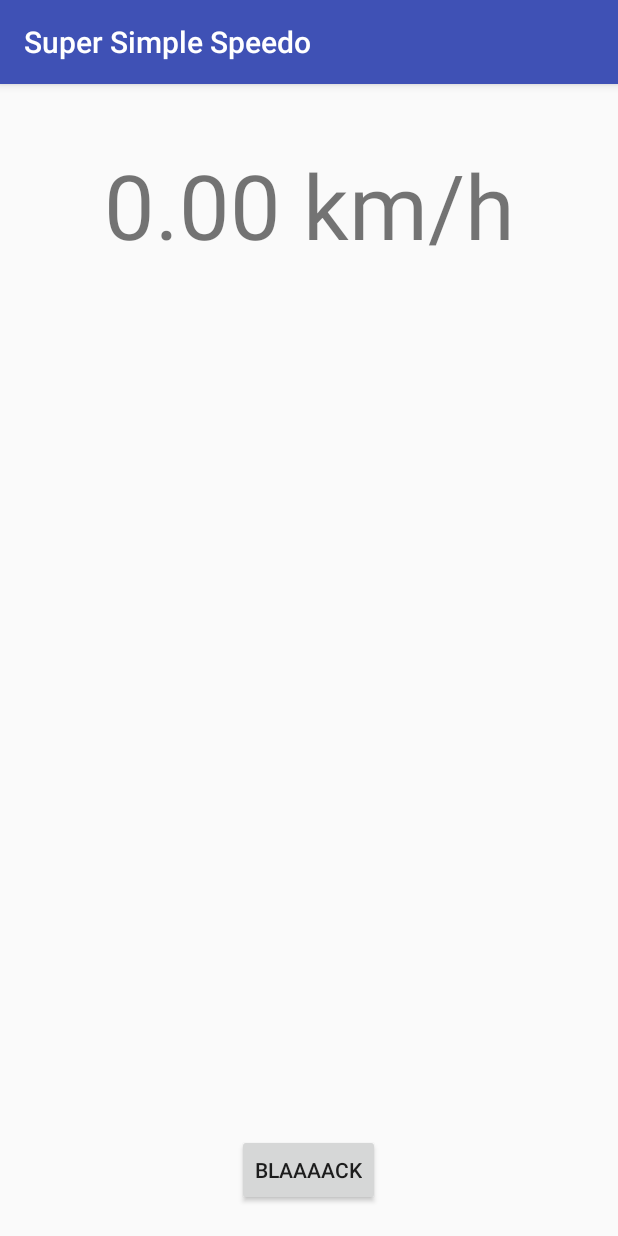
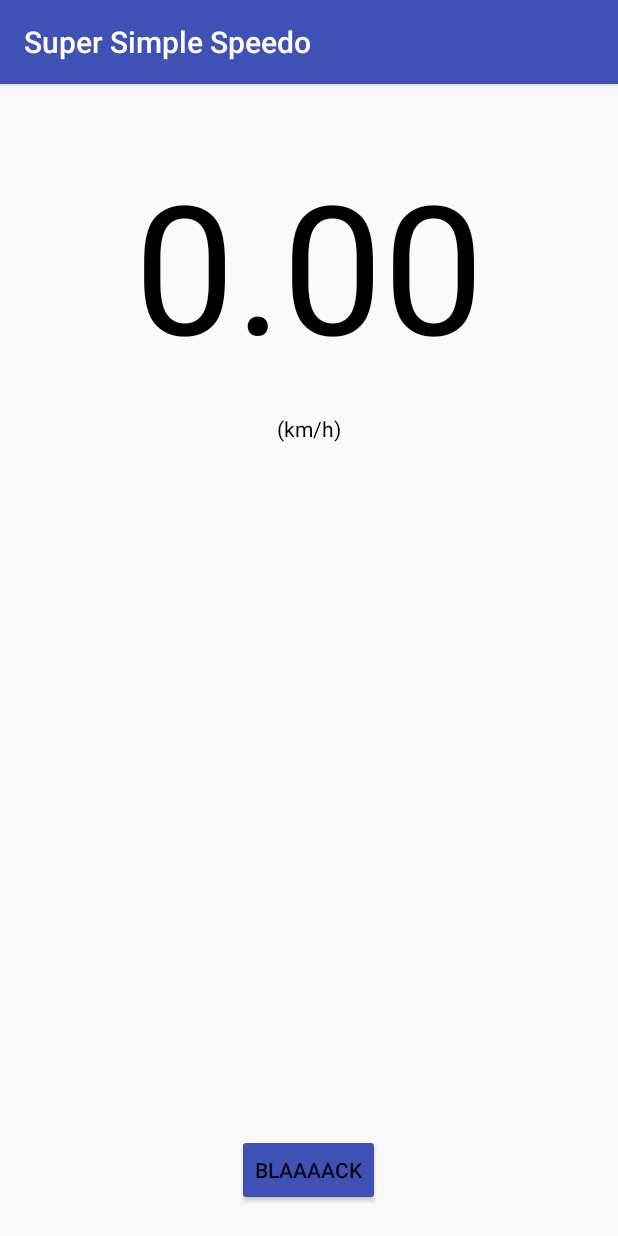
Before and after one commit to aidandavis/SimpleSpeedometer, an Android app: the screen it shows after launch (MainActivity), on a phone screen of 412 x 824 dp. Run offline under Robolectric (Android 15) with nearby library versions, the phone set to English and light mode, and no system bars.

Commit message:
Changes to UX (speed now shows 0 if not enough points to calculate)

```diff
--- a/app/src/main/java/com/aidandavisdev/aidandavis/simplespeedo/MainActivity.kt
+++ b/app/src/main/java/com/aidandavisdev/aidandavis/simplespeedo/MainActivity.kt
@@ -57,6 +57,6 @@ class MainActivity : AppCompatActivity() {
 
     private fun updateSpeedDisplay() {
         val speed = speedTracker!!.speedKMH
-        speedText!!.text = "%.2f".format(speed) + " km/h"
+        speedText!!.text = "%.2f".format(speed)
     }
 }
--- a/app/src/main/java/com/aidandavisdev/aidandavis/simplespeedo/SpeedTracker.kt
+++ b/app/src/main/java/com/aidandavisdev/aidandavis/simplespeedo/SpeedTracker.kt
@@ -24,7 +24,7 @@ class SpeedTracker(private val mContext: Context) : LocationListener {
         get() = speed * 3.6
 
     private var locationBuffer: ArrayList<Location> = ArrayList()
-    private val BUFFER_TIME = 5000 // 2 seconds of points in buffer
+    private val BUFFER_TIME = 2500 // 2 seconds of points in buffer
 
     fun startTracking() {
         if (!isTracking) {
@@ -59,6 +59,8 @@ class SpeedTracker(private val mContext: Context) : LocationListener {
                 val time = (locationBuffer.last().time - locationBuffer.first().time)/1000 // seconds
 
                 speed = distance.toDouble() / time.toDouble() // thanks grade-8 physics
+            } else {
+                speed = 0.0
             }
         }
     }
--- a/app/src/main/res/layout/content_main.xml
+++ b/app/src/main/res/layout/content_main.xml
@@ -15,9 +15,19 @@
         android:layout_height="wrap_content"
         android:gravity="center"
         android:paddingTop="20dp"
-        android:textSize="60sp"
+        android:textSize="120sp"
+        android:textColor="@color/black"
         android:text="@string/speed"
         />
+
+    <TextView
+        android:layout_width="wrap_content"
+        android:layout_height="wrap_content"
+        android:layout_below="@+id/speedDisplay"
+        android:layout_centerHorizontal="true"
+        android:text="@string/km_h"
+        android:paddingTop="20dp"
+        android:textColor="@color/black"/>
 
     <Button
         android:id="@+id/blackButton"
@@ -25,5 +35,6 @@
         android:layout_height="wrap_content"
         android:text="@string/blaack"
         android:layout_alignParentBottom="true"
-        android:layout_centerInParent="true"/>
+        android:layout_centerInParent="true"
+        android:backgroundTint="@color/colorPrimary"/>
 </RelativeLayout>
--- a/app/src/main/res/values/colors.xml
+++ b/app/src/main/res/values/colors.xml
@@ -3,4 +3,5 @@
     <color name="colorPrimary">#3F51B5</color>
     <color name="colorPrimaryDark">#303F9F</color>
     <color name="colorAccent">#FF4081</color>
+    <color name="black">#000</color>
 </resources>
--- a/app/src/main/res/values/strings.xml
+++ b/app/src/main/res/values/strings.xml
@@ -4,4 +4,5 @@
     <string name="speed">Speed</string>
     <string name="blaack">BLAAAACK</string>
     <string name="toolbar_title">Super Simple Speedo</string>
+    <string name="km_h">(km/h)</string>
 </resources>
```
